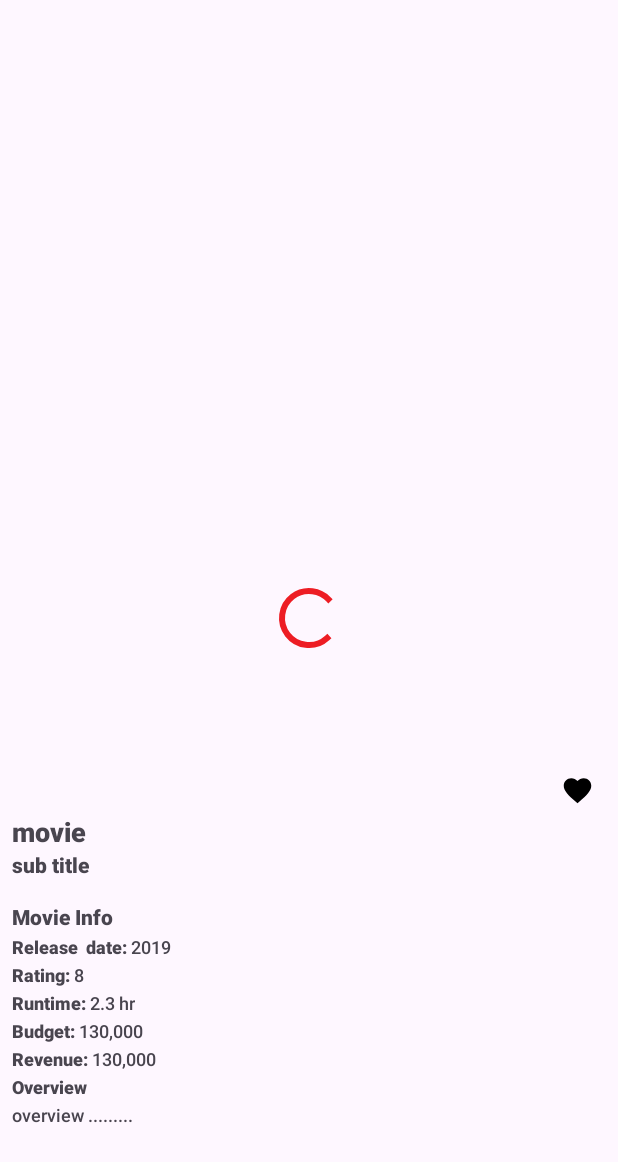
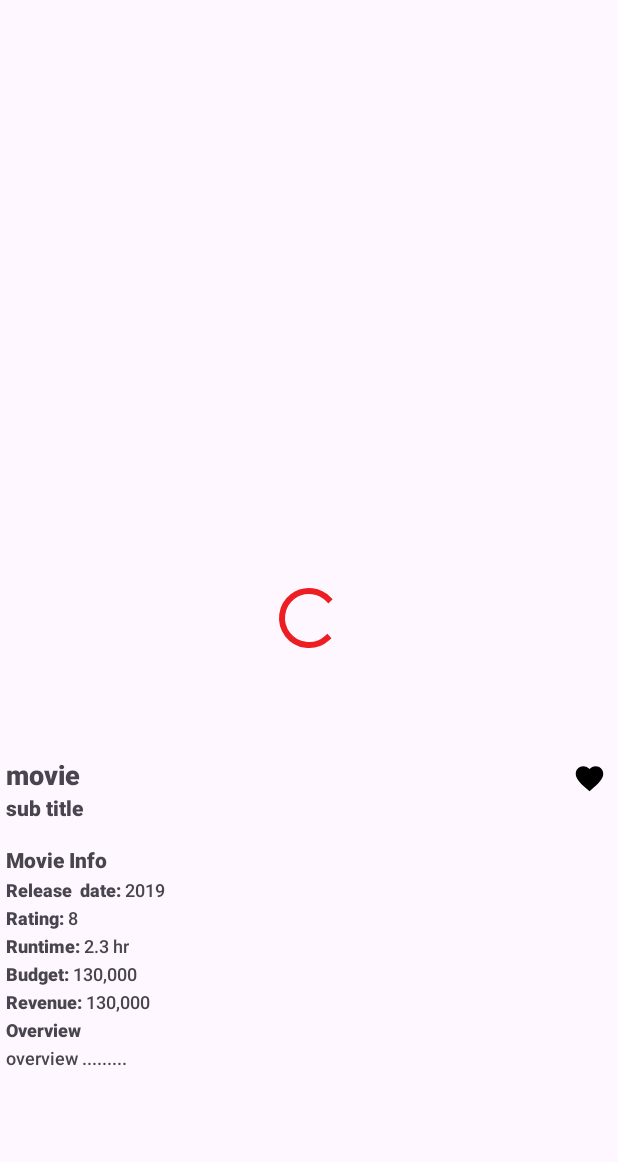
Before and after one commit to DLNascimento/MovieApp, an Android app: the layout fragment_movie_details.xml on its own in the app's theme, with its tools: preview values and no code run, on a phone screen of 412 x 824 dp. Shown: the top 1162 px of the screen. Run offline under Robolectric (Android 15) with nearby library versions, the phone set to English and light mode, and no system bars.

Commit message:
Adding some changes in favorite icon

```diff
--- a/app/src/main/res/layout/fragment_movie_details.xml
+++ b/app/src/main/res/layout/fragment_movie_details.xml
@@ -35,34 +35,38 @@
                     app:layout_constraintTop_toTopOf="parent" />
 
 
-
-
-                <LinearLayout
+                <androidx.constraintlayout.widget.ConstraintLayout
                     android:layout_width="match_parent"
-                    android:layout_height="match_parent"
-                    android:layout_margin="8dp"
-                    android:orientation="vertical">
+                    android:layout_height="match_parent">
 
                     <ImageView
                         android:id="@+id/ImgFav"
                         android:layout_width="30dp"
                         android:layout_height="30dp"
+                        android:layout_gravity="end"
+                        android:layout_marginTop="4dp"
+                        android:layout_marginEnd="4dp"
                         android:clickable="true"
                         android:focusable="true"
-                        android:layout_marginEnd="4dp"
-                        android:layout_marginTop="4dp"
-                        android:layout_gravity="end"
                         android:padding="4dp"
                         android:src="@drawable/ic_favorite_selected"
-                        app:layout_constraintBottom_toBottomOf="parent"
                         app:layout_constraintEnd_toEndOf="parent"
-                        app:layout_constraintStart_toStartOf="parent" />
+                        app:layout_constraintTop_toTopOf="parent"
+                        />
+
+                    <LinearLayout
+                        android:layout_width="match_parent"
+                        android:layout_height="match_parent"
+                        android:layout_margin="4dp"
+                        android:orientation="vertical">
 
 
                         <TextView
                             android:id="@+id/movie_title"
                             android:layout_width="wrap_content"
                             android:layout_height="wrap_content"
+                            android:layout_marginTop="4dp"
+                            android:layout_marginEnd="4dp"
                             android:fontFamily="sans-serif-black"
                             android:text="movie"
                             android:textSize="18sp"
@@ -232,6 +236,8 @@
 
                     </LinearLayout>
 
+                </androidx.constraintlayout.widget.ConstraintLayout>
+
 
             </LinearLayout>
 
```
Lines whose indentation alone changed are shown as unchanged.
